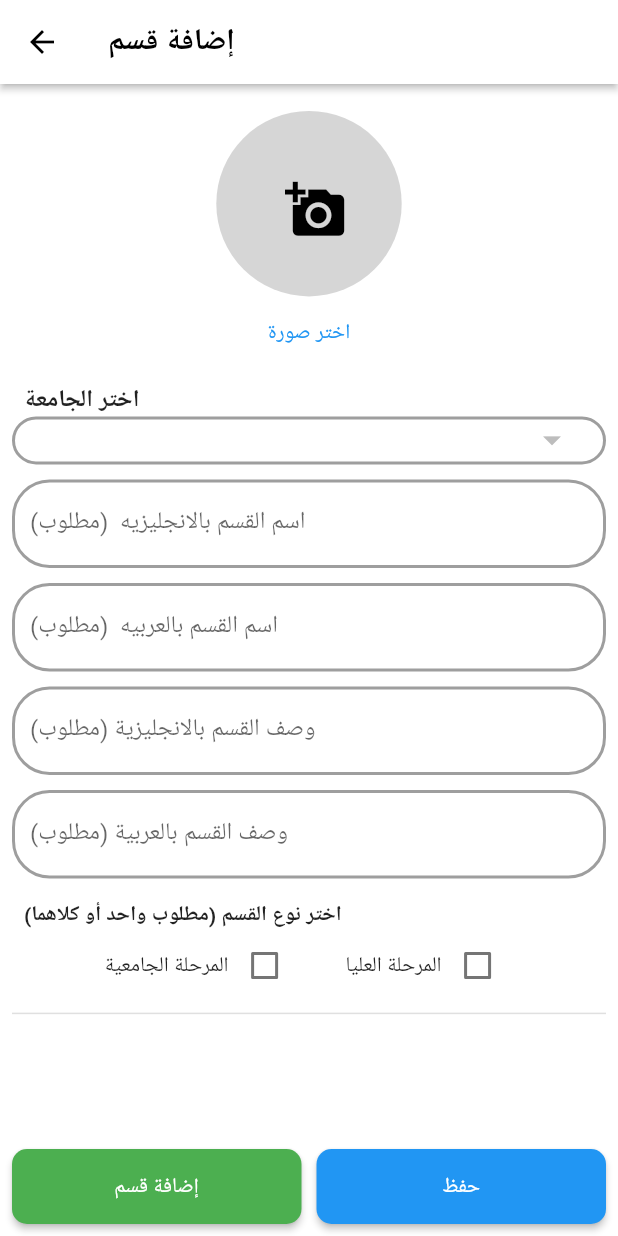
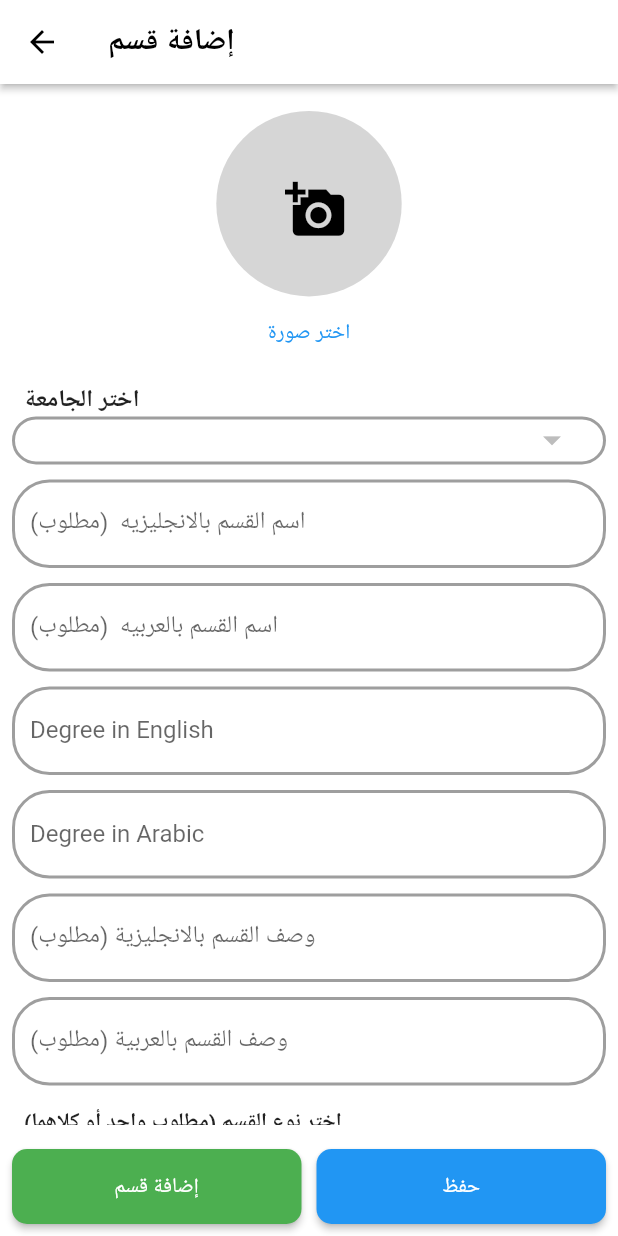
Before and after one commit to Hazem010h/admin_alex_uni, a Flutter app: the AddDepartmentScreen screen opened directly, on a phone screen of 412 x 824 dp. Run offline on Flutter 3.47's test engine with Material 2 defaults, Android fonts, the phone set to English and light mode, and no system bars; our stand-ins replace another_flushbar, bloc, cloud_firestore, conditional_builder_null_safety, firebase_auth, firebase_core and 7 more; accounts and stored records are empty.

Commit message:
add department degree

```diff
--- a/lib/main.dart
+++ b/lib/main.dart
@@ -14,7 +14,7 @@ import 'firebase_options.dart';
 
 void main() async {
   WidgetsFlutterBinding.ensureInitialized();
-  // Bloc.observer = MyBlocObserver();
+  Bloc.observer = MyBlocObserver();
   await CacheHelper.init();
   uId = await CacheHelper.getData(key: 'uId');
   lang = await CacheHelper.getData(key: 'lang');
--- a/lib/screens/add_department_screen/add_department_screen.dart
+++ b/lib/screens/add_department_screen/add_department_screen.dart
@@ -35,6 +35,9 @@ class _AddDepartmentScreenState extends State<AddDepartmentScreen> {
   TextEditingController arabicDepartmentNameController = TextEditingController();
   TextEditingController departmentDescriptionController = TextEditingController();
   TextEditingController arabicDepartmentDescriptionController = TextEditingController();
+
+  TextEditingController degreeController = TextEditingController();
+  TextEditingController arabicDegreeController = TextEditingController();
 
   bool? isUnderGraduateList = false;
   bool? isPostGraduateList = false;
@@ -191,6 +194,8 @@ class _AddDepartmentScreenState extends State<AddDepartmentScreen> {
                     keyboardType: TextInputType.text,
                     onTap: () {},
                   ),
+                  reusableTextFormField(label: 'Degree in English', onTap: (){}, controller: degreeController, keyboardType: TextInputType.text,),
+                  reusableTextFormField(label: 'Degree in Arabic', onTap: (){}, controller: arabicDegreeController, keyboardType: TextInputType.text,),
                   reusableTextFormField(
                     label: lang=='en'?'English Department Description (required)':'وصف القسم بالانجليزية (مطلوب)',
                     onChanged: (value) {
@@ -332,6 +337,8 @@ class _AddDepartmentScreenState extends State<AddDepartmentScreen> {
                               if (mainTitle == null ||
                                   mainDescription == null ||
                                   mainImage == null ||mainTitleArabic==null||
+                                  degreeController.text.isEmpty||
+                                  arabicDegreeController.text.isEmpty||
                                   arabicMainDescription == null ||
                                   (isUnderGraduateList == false &&
                                       isPostGraduateList == false)) {
@@ -497,8 +504,8 @@ class _AddDepartmentScreenState extends State<AddDepartmentScreen> {
         'isUndergraduate': isUnderGraduateList,
         'isPostgraduate': isPostGraduateList,
         'arabicName': mainTitleArabic,
-
-
+        'degree': degreeController.text,
+        'arabicDegree': arabicDegreeController.text,
         'sectionImages': [],
         'sectionDescriptions': [
           mainDescription,
```
